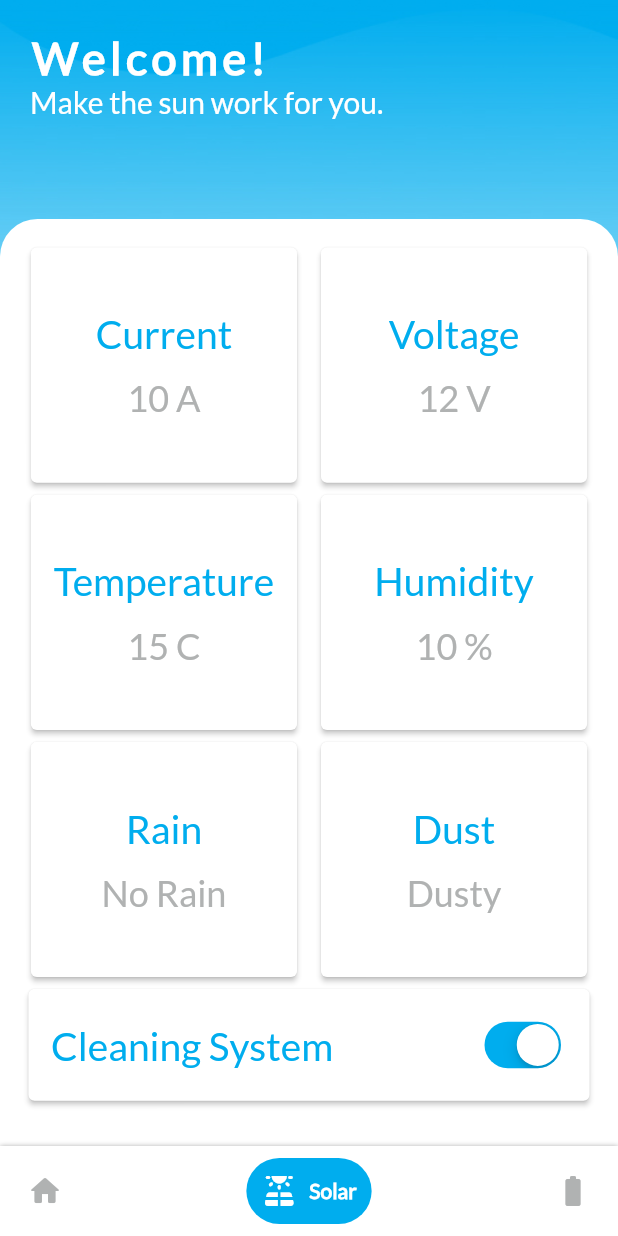
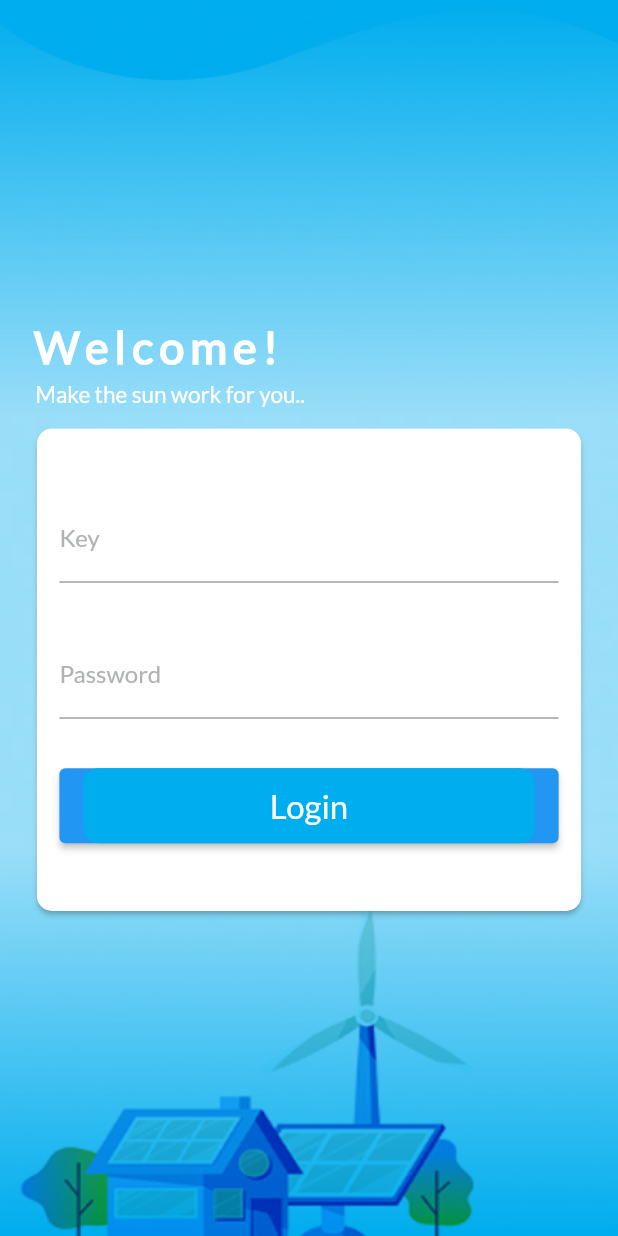
Before and after one commit to zahrajabar6/grad_project, a Flutter app: the screen it shows after launch, on a phone screen of 412 x 824 dp. Run offline on Flutter 3.47's test engine with Material 2 defaults, Android fonts, the phone set to English and light mode, and no system bars; drawn by our look-alikes of google_nav_bar.

Commit message:
login page ui

```diff
--- /dev/null
+++ b/lib/controllers/button.dart
@@ -0,0 +1,30 @@
+import 'package:flutter/material.dart';
+import 'package:grad_project/controllers/colors.dart';
+
+class MyButton extends StatelessWidget {
+  const MyButton({Key? key, required this.text, required this.onPress})
+      : super(key: key);
+
+  final String text;
+  final VoidCallback onPress;
+
+  @override
+  Widget build(BuildContext context) {
+    return ElevatedButton(
+        onPressed: onPress,
+        child: Container(
+          height: 50,
+          width: double.maxFinite,
+          decoration: BoxDecoration(
+              borderRadius: BorderRadius.circular(10),
+              color: AppColors.mainBlue),
+          child: Center(
+              child: Text(
+            text,
+            textAlign: TextAlign.center,
+            style: const TextStyle(
+                fontSize: 22, fontWeight: FontWeight.w400, color: Colors.white),
+          )),
+        ));
+  }
+}
--- /dev/null
+++ b/lib/controllers/local_db.dart
@@ -0,0 +1,4 @@
+class LocalDB {
+  static String key = "zahraa";
+  static String password = "12345678";
+}
--- a/lib/controllers/my_card.dart
+++ b/lib/controllers/my_card.dart
@@ -18,7 +18,7 @@ class MyCard extends StatelessWidget {
   @override
   Widget build(BuildContext context) {
     return SizedBox(
-      width: width ,
+      width: width,
       height: height,
       child: Card(
         color: Colors.white,
@@ -26,9 +26,23 @@ class MyCard extends StatelessWidget {
         child: Column(
           mainAxisAlignment: MainAxisAlignment.center,
           children: [
-            Text(parameter, style: TextStyle(fontSize: 26, color: AppColors.mainBlue, fontWeight: FontWeight.w500),),
-            SizedBox(height: height* 0.08,),
-            Text(value, style: TextStyle(fontSize: 24, color: AppColors.lightGrey, fontWeight: FontWeight.w500),)
+            Text(
+              parameter,
+              style: TextStyle(
+                  fontSize: 22,
+                  color: AppColors.mainBlue,
+                  fontWeight: FontWeight.w500),
+            ),
+            SizedBox(
+              height: height * 0.08,
+            ),
+            Text(
+              value,
+              style: TextStyle(
+                  fontSize: 18,
+                  color: AppColors.lightGrey,
+                  fontWeight: FontWeight.w500),
+            )
           ],
         ),
       ),
--- /dev/null
+++ b/lib/controllers/text_form.dart
@@ -0,0 +1,57 @@
+import 'package:flutter/material.dart';
+import 'package:grad_project/controllers/colors.dart';
+
+class MyTextFormField extends StatelessWidget {
+  const MyTextFormField({
+    Key? key,
+    required this.label,
+    required this.validator,
+    required this.obsecure,
+    this.onChanged,
+    required this.height,
+  }) : super(key: key);
+
+  final String label;
+  final FormFieldValidator<String> validator;
+  final bool obsecure;
+  final Function(String)? onChanged;
+  final double height;
+
+  @override
+  Widget build(BuildContext context) {
+    return SizedBox(
+      height: height * 0.07,
+      child: TextFormField(
+        onFieldSubmitted: (x) {
+          FocusScope.of(context).unfocus();
+        },
+        onChanged: onChanged,
+        obscureText: obsecure,
+        textInputAction: TextInputAction.next,
+        enableSuggestions: false,
+        autocorrect: false,
+        cursorColor: AppColors.mainBlue,
+        decoration: InputDecoration(
+          errorStyle: const TextStyle(fontSize: 12),
+          labelText: label,
+          labelStyle: TextStyle(color: AppColors.lightGrey, fontSize: 16),
+          floatingLabelStyle:
+              TextStyle(color: AppColors.mainBlue, fontSize: 14),
+          focusedBorder: OutlineInputBorder(
+            borderRadius: BorderRadius.circular(5),
+            borderSide: BorderSide(width: 1, color: AppColors.mainBlue),
+          ),
+          errorBorder: OutlineInputBorder(
+            borderRadius: BorderRadius.circular(5),
+            borderSide: const BorderSide(width: 1, color: Colors.red),
+          ),
+          focusedErrorBorder: OutlineInputBorder(
+            borderRadius: BorderRadius.circular(5),
+            borderSide: const BorderSide(width: 1, color: Colors.red),
+          ),
+        ),
+        validator: validator,
+      ),
+    );
+  }
+}
--- a/lib/main.dart
+++ b/lib/main.dart
@@ -1,5 +1,6 @@
 import 'package:flutter/material.dart';
-import 'package:grad_project/views/main_page.dart';
+import 'package:grad_project/views/login_page.dart';
+
 void main() {
   runApp(const MyApp());
 }
@@ -17,7 +18,7 @@ class MyApp extends StatelessWidget {
         primarySwatch: Colors.blue,
         platform: TargetPlatform.iOS,
       ),
-      home: const MyPages(),
+      home: const MyLoginPage(),
     );
   }
 }
--- /dev/null
+++ b/lib/views/login_page.dart
@@ -0,0 +1,96 @@
+import 'package:flutter/material.dart';
+import 'package:grad_project/controllers/background.dart';
+import 'package:grad_project/controllers/button.dart';
+import 'package:grad_project/controllers/local_db.dart';
+import 'package:grad_project/controllers/text_form.dart';
+
+class MyLoginPage extends StatelessWidget {
+  const MyLoginPage({Key? key}) : super(key: key);
+
+  @override
+  Widget build(BuildContext context) {
+    // getting the size of the window
+    var size = MediaQuery.of(context).size;
+    var height = size.height;
+    var width = size.width;
+
+    return SafeArea(
+      child: Scaffold(
+          body: Stack(
+        children: [
+          const Background(),
+          Align(
+            alignment: Alignment.center,
+            child: SingleChildScrollView(
+              child: Column(
+                mainAxisAlignment: MainAxisAlignment.center,
+                crossAxisAlignment: CrossAxisAlignment.start,
+                children: [
+                  const Text('Welcome!',
+                      style: TextStyle(
+                          fontSize: 30,
+                          fontWeight: FontWeight.bold,
+                          color: Colors.white,
+                          letterSpacing: 4)),
+                  const SizedBox(height: 5),
+                  const Text(' Make the sun work for you..',
+                      style: TextStyle(
+                        fontSize: 15,
+                        fontWeight: FontWeight.w200,
+                        color: Colors.white,
+                      )),
+                  const SizedBox(height: 10),
+                  SizedBox(
+                    width: width * 0.90,
+                    height: height * 0.40,
+                    child: Card(
+                      shape: RoundedRectangleBorder(
+                          borderRadius: BorderRadius.circular(10.0)),
+                      color: Colors.white,
+                      elevation: 1.5,
+                      child: Padding(
+                        padding: const EdgeInsets.all(15),
+                        child: Column(
+                          mainAxisAlignment: MainAxisAlignment.center,
+                          crossAxisAlignment: CrossAxisAlignment.center,
+                          children: [
+                            MyTextFormField(
+                                height: height,
+                                label: 'Key',
+                                obsecure: false,
+                                validator: (x) {
+                                  if (x != LocalDB.key) {
+                                    return "Wrong key";
+                                  }
+                                  return null;
+                                }),
+                            SizedBox(height: height * 0.04),
+                            MyTextFormField(
+                                height: height,
+                                label: 'Password',
+                                obsecure: true,
+                                validator: (x) {
+                                  if (x != LocalDB.password) {
+                                    return "Wrong password";
+                                  }
+                                  return null;
+                                }),
+                            SizedBox(height: height * 0.04),
+                            MyButton(
+                              text: "Login",
+                              onPress: () {},
+                            )
+                          ],
+                        ),
+                      ),
+                    ),
+                  ),
+                ],
+              ),
+            ),
+          )
+        ],
+      )),
+    );
+  }
+}
--- a/lib/views/main_page.dart
+++ b/lib/views/main_page.dart
@@ -14,20 +14,16 @@ class MyPages extends StatefulWidget {
 
 class _MyPagesState extends State<MyPages> {
   //set the solr page as the first page on lunching
-  int index=1;
+  int index = 1;
 
   //list of pages
-  final screens=[
-    const HomePage(),
-    const SolarPage(),
-    const BatteryPage()
-  ];
+  final screens = [const HomePage(), const SolarPage(), const BatteryPage()];
 
   //list of navigation bar content
   final items = <dynamic>[
     ['Home', Icons.home_rounded],
-    ['Solar',Icons.solar_power_rounded],
-    ['Battery',Icons.battery_full_rounded]
+    ['Solar', Icons.solar_power_rounded],
+    ['Battery', Icons.battery_full_rounded]
   ];
 
   @override
@@ -38,33 +34,36 @@ class _MyPagesState extends State<MyPages> {
             decoration: BoxDecoration(
               boxShadow: <BoxShadow>[
                 BoxShadow(
-                color: Colors.black.withOpacity(0.30),
+                  color: Colors.black.withOpacity(0.20),
                   blurRadius: 2,
                 ),
               ],
             ),
             child: GNav(
                 gap: 8,
-            color: AppColors.lightGrey ,
+                color: AppColors.lightGrey,
                 backgroundColor: Colors.white,
                 activeColor: Colors.white,
                 tabBackgroundColor: AppColors.mainBlue,
                 tabMargin: const EdgeInsets.all(8),
                 padding: const EdgeInsets.all(10),
                 selectedIndex: index,
-            onTabChange: (index){
+                onTabChange: (index) {
                   setState(() {
                     //change the page on tab
-                this.index=index;
+                    this.index = index;
                   });
                 },
-            tabs: items.map((e) => GButton(icon: e[1], text: e[0].toString(),)).toList()
-            ),
+                tabs: items
+                    .map((e) => GButton(
+                          icon: e[1],
+                          text: e[0].toString(),
+                        ))
+                    .toList()),
           ),
 
           //get the content of the selected page
-        body: screens[index]
-      ),
+          body: screens[index]),
     );
   }
 }
--- a/lib/views/solar_page.dart
+++ b/lib/views/solar_page.dart
@@ -1,7 +1,6 @@
 import 'package:flutter/material.dart';
 import 'package:grad_project/controllers/background.dart';
 import 'package:grad_project/controllers/cleaning_system.dart';
-import 'package:grad_project/controllers/colors.dart';
 import 'package:grad_project/controllers/my_card.dart';
 
 class SolarPage extends StatelessWidget {
@@ -17,11 +16,10 @@ class SolarPage extends StatelessWidget {
     //then we will use api to get these values
     final items = <dynamic>[
       ['Current', '10 A'],
-      ['Voltage','12 V'],
-      ['Temperature','15 C'],
-      ['Humidity','10 %'],
-      ['Rain','No Rain'],
-      ['Dust','Dusty']
+      ['Voltage', '12 V'],
+      ['Temperature', '15 C'],
+      ['Humidity', '10 %'],
+      ['Dust', 'Dusty']
     ];
 
     return Scaffold(
@@ -31,14 +29,18 @@ class SolarPage extends StatelessWidget {
           const Background(),
 
           //the app bar
-          Padding(
-            padding: const EdgeInsets.all(20),
-            child: Column(
-              crossAxisAlignment: CrossAxisAlignment.start,
-              children: const [
-                Text('Welcome!',style: TextStyle(fontSize: 30, color: Colors.white, fontWeight: FontWeight.w600, letterSpacing: 3),),
-                Text('Make the sun work for you.',style: TextStyle(fontSize: 20, color: Colors.white, fontWeight: FontWeight.normal),),
-              ],
+          const Padding(
+            padding: EdgeInsets.all(20),
+            child: Align(
+              alignment: Alignment.topCenter,
+              child: Text(
+                'Solar Panel',
+                style: TextStyle(
+                    fontSize: 30,
+                    color: Colors.white,
+                    fontWeight: FontWeight.w600,
+                    letterSpacing: 3),
+              ),
             ),
           ),
 
@@ -49,9 +51,10 @@ class SolarPage extends StatelessWidget {
               padding: const EdgeInsets.all(15),
               decoration: const BoxDecoration(
                   color: Colors.white,
-                  borderRadius: BorderRadius.only(topLeft: Radius.circular(25), topRight: Radius.circular(25))
-              ),
-              height:height * 0.75,
+                  borderRadius: BorderRadius.only(
+                      topLeft: Radius.circular(25),
+                      topRight: Radius.circular(25))),
+              height: height * 0.78,
               width: width,
               child: SingleChildScrollView(
                 child: Column(
@@ -61,8 +64,13 @@ class SolarPage extends StatelessWidget {
                         direction: Axis.horizontal,
                         spacing: 8,
                         //Get the children from the item list
-                        children: items.map((e) => MyCard(width: width * 0.45, height: height*0.20, parameter: e[0].toString(), value: e[1].toString())).toList()
-                    ),
+                        children: items
+                            .map((e) => MyCard(
+                                width: width,
+                                height: height * 0.20,
+                                parameter: e[0].toString(),
+                                value: e[1].toString()))
+                            .toList()),
                     CleaningSysCard(width: width, height: height)
                   ],
                 ),
```
Also changed, not shown: lib/views/battery_page.dart (+14 -9 lines). Lines whose indentation alone changed are shown as unchanged.
